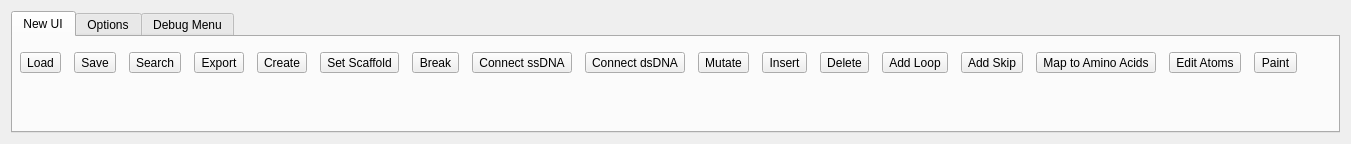
This is AdenitaCoreSE/form/SEAdenitaCoreSEAppGUI.ui in edellano/Adenita-SAMSON-Edition as Qt 5 draws it before an edit. The edited form follows.
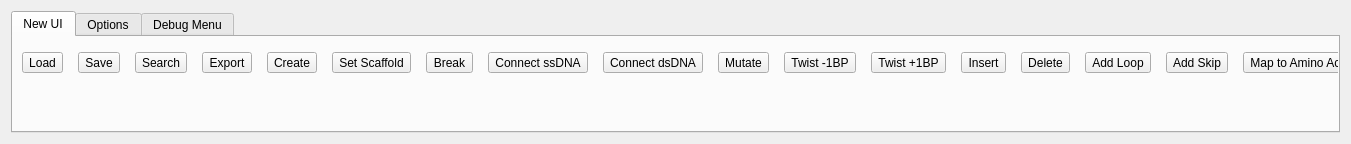
This is the edited form. The open tabs and pages were chosen to show the change.

Commit message: Added TwistDoubleHelix editor to Adenita

Patch:
```diff
--- a/AdenitaCoreSE/form/SEAdenitaCoreSEAppGUI.ui
+++ b/AdenitaCoreSE/form/SEAdenitaCoreSEAppGUI.ui
@@ -36,7 +36,7 @@
           <rect>
            <x>0</x>
            <y>0</y>
-           <width>1293</width>
+           <width>1508</width>
            <height>51</height>
           </rect>
          </property>
@@ -249,6 +249,26 @@
             </property>
            </widget>
           </item>
+          <item>
+           <widget class="QToolButton" name="btnTwistDoubleHelixMinus">
+            <property name="text">
+             <string>Twist -1BP</string>
+            </property>
+            <property name="checkable">
+             <bool>true</bool>
+            </property>
+           </widget>
+          </item>
+          <item>
+           <widget class="QToolButton" name="btnTwistDoubleHelixPlus">
+            <property name="text">
+             <string>Twist +1BP</string>
+            </property>
+            <property name="checkable">
+             <bool>true</bool>
+            </property>
+           </widget>
+          </item>
           <item>
            <widget class="QToolButton" name="btnInsert">
             <property name="text">
```
Left out of the diff: 77 changed lines with no effect on the pictures. The commit also changes 18 other files.
